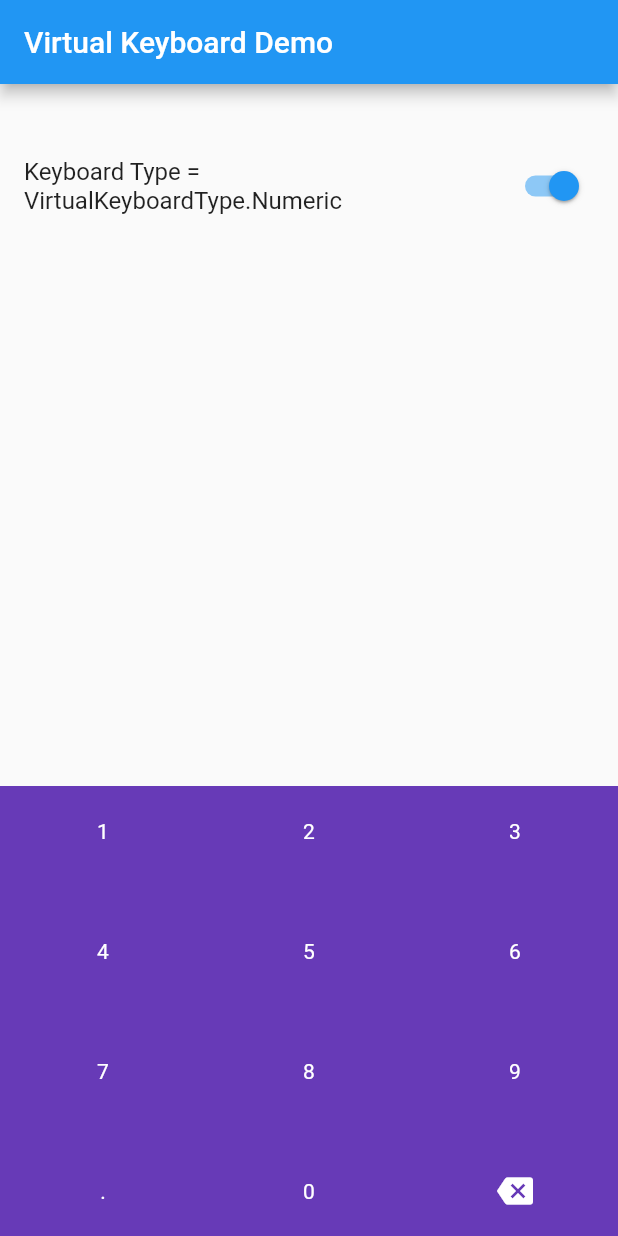
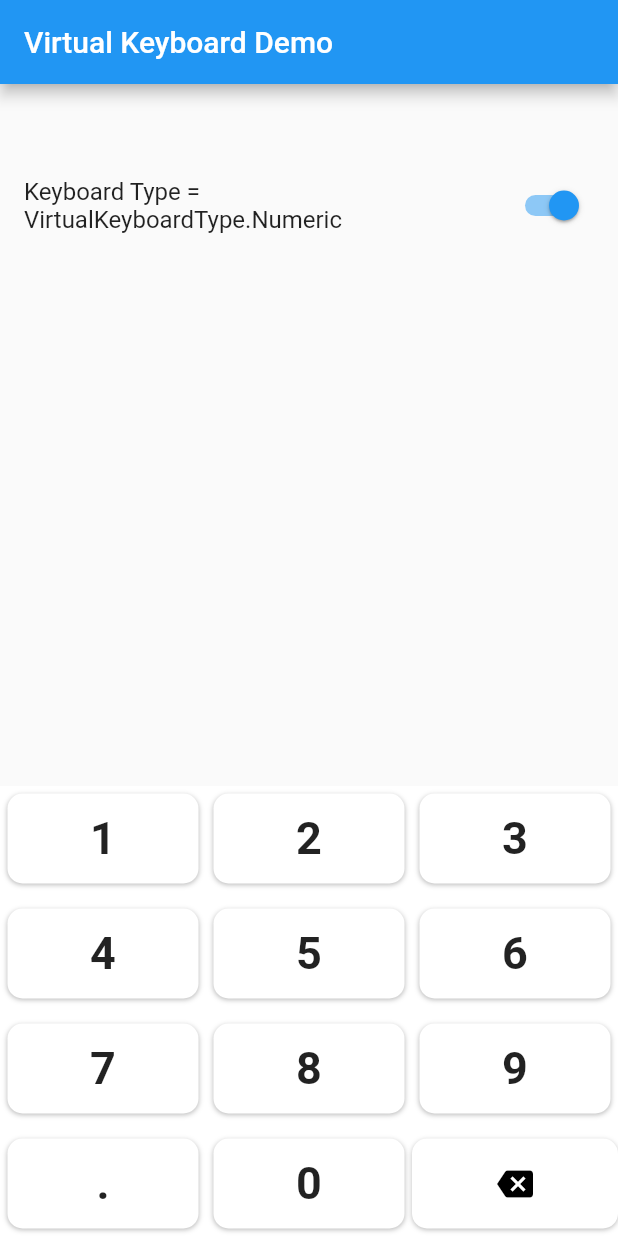
Before and after one commit to digitalpomegranate/virtual_keyboard, a Flutter app: the screen it shows after launch, on a phone screen of 412 x 824 dp. Run offline on Flutter 3.47's test engine with Material 2 defaults, Android fonts, the phone set to English and light mode, and no system bars.

Commit message:
customize text numeric keys

```diff
--- a/example/lib/main.dart
+++ b/example/lib/main.dart
@@ -45,7 +45,7 @@ class _MyHomePageState extends State<MyHomePage> {
           children: <Widget>[
             Text(
               text,
-              style: Theme.of(context).textTheme.display1,
+              style: Theme.of(context).textTheme.headline3,
             ),
             SwitchListTile(
               title: Text(
@@ -65,15 +65,24 @@ class _MyHomePageState extends State<MyHomePage> {
               child: Container(),
             ),
             Container(
-              color: Colors.deepPurple,
               child: VirtualKeyboard(
+                keyboardColor: Colors.white,
+                customNumericKeyDecoration: BoxDecoration(
+                    color: Colors.white,
+                    boxShadow: [
+                      BoxShadow(
+                          color: Colors.black26,
+                          offset: Offset(0, 1),
+                          blurRadius: 2)
+                    ],
+                    borderRadius: BorderRadius.circular(10)),
                 textStyle: TextStyle(fontSize: 30, fontWeight: FontWeight.bold),
-                  height: 300,
-                  textColor: Colors.white,
-                  type: isNumericMode
-                      ? VirtualKeyboardType.Numeric
-                      : VirtualKeyboardType.Alphanumeric,
-                  onKeyPress: _onKeyPress,),
+                textColor: Colors.black,
+                type: isNumericMode
+                    ? VirtualKeyboardType.Numeric
+                    : VirtualKeyboardType.Alphanumeric,
+                onKeyPress: _onKeyPress,
+              ),
             )
           ],
         ),
--- a/lib/src/keyboard.dart
+++ b/lib/src/keyboard.dart
@@ -26,6 +26,11 @@ class VirtualKeyboard extends StatefulWidget {
   /// Font size for keyboard keys.
   final double fontSize;
 
+  // keyboard color
+  final Color keyboardColor;
+
+  final Decoration customNumericKeyDecoration;
+
   /// The builder function will be called for each Key object.
   final Widget Function(BuildContext context, VirtualKeyboardKey key) builder;
 
@@ -42,6 +47,8 @@ class VirtualKeyboard extends StatefulWidget {
     this.fontSize = 14,
     this.alwaysCaps = false,
     this.textStyle,
+    this.keyboardColor,
+    this.customNumericKeyDecoration,
   }) : super(key: key);
 
   @override
@@ -106,6 +113,11 @@ class _VirtualKeyboardState extends State<VirtualKeyboard> {
       fontSize: fontSize,
       color: textColor,
     );
+
+    //  the text style will be taken if it have value
+    if (widget.textStyle != null) {
+      textStyle = widget.textStyle;
+    }
   }
 
   @override
@@ -117,6 +129,7 @@ class _VirtualKeyboardState extends State<VirtualKeyboard> {
     return Container(
       height: height,
       width: MediaQuery.of(context).size.width,
+      color: widget.keyboardColor,
       child: Column(
         mainAxisAlignment: MainAxisAlignment.spaceBetween,
         crossAxisAlignment: CrossAxisAlignment.center,
@@ -128,6 +141,7 @@ class _VirtualKeyboardState extends State<VirtualKeyboard> {
   Widget _numeric() {
     return Container(
       height: height,
+      color: widget.keyboardColor,
       width: MediaQuery.of(context).size.width,
       child: Column(
         mainAxisAlignment: MainAxisAlignment.spaceBetween,
@@ -207,7 +221,9 @@ class _VirtualKeyboardState extends State<VirtualKeyboard> {
         onKeyPress(key);
       },
       child: Container(
+         margin: widget.type.index == 1 ? EdgeInsets.all(0) : EdgeInsets.all(5),
         height: height / _keyRows.length,
+        decoration: widget.type.index == 1 ? null : widget.customNumericKeyDecoration,
         child: Center(
             child: Text(
           alwaysCaps
@@ -249,6 +265,7 @@ class _VirtualKeyboardState extends State<VirtualKeyboard> {
             child: Container(
               height: double.infinity,
               width: double.infinity,
+              decoration: widget.type.index == 1 ? null : widget.customNumericKeyDecoration,
               child: Icon(
                 Icons.backspace,
                 color: textColor,
```
